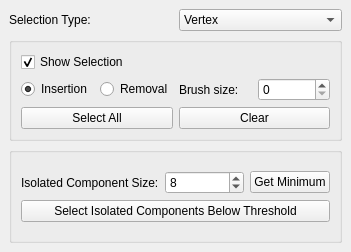
The window that Polyhedron/demo/Polyhedron/Selection_widget.ui (CGAL/cgal) describes before a commit, drawn with Qt 5.
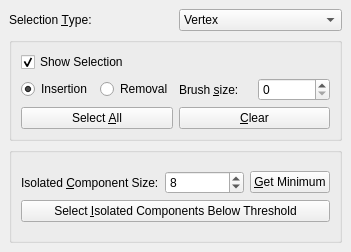
The same window after the commit.

Commit message: Add shortcuts in the dialog box

The edit to the form file:
```diff
--- a/Polyhedron/demo/Polyhedron/Selection_widget.ui
+++ b/Polyhedron/demo/Polyhedron/Selection_widget.ui
@@ -26,7 +26,10 @@
       <item>
        <widget class="QLabel" name="label_2">
         <property name="text">
-         <string>Selection Type:</string>
+         <string>Selection &amp;Type:</string>
+        </property>
+        <property name="buddy">
+         <cstring>Selection_type_combo_box</cstring>
         </property>
        </widget>
       </item>
@@ -94,7 +97,10 @@
                <item>
                 <widget class="QLabel" name="label">
                  <property name="text">
-                  <string>Brush size:</string>
+                  <string>Brush &amp;size:</string>
+                 </property>
+                 <property name="buddy">
+                  <cstring>Brush_size_spin_box</cstring>
                  </property>
                 </widget>
                </item>
@@ -112,14 +118,14 @@
            <item>
             <widget class="QPushButton" name="Select_all_button">
              <property name="text">
-              <string>Select All</string>
+              <string>Select &amp;All</string>
              </property>
             </widget>
            </item>
            <item>
             <widget class="QPushButton" name="Clear_button">
              <property name="text">
-              <string>Clear</string>
+              <string>&amp;Clear</string>
              </property>
             </widget>
            </item>
@@ -143,7 +149,10 @@
            <item>
             <widget class="QLabel" name="label_3">
              <property name="text">
-              <string>Isolated Component Size:</string>
+              <string>Isolated &amp;Component Size:</string>
+             </property>
+             <property name="buddy">
+              <cstring>Threshold_size_spin_box</cstring>
              </property>
             </widget>
            </item>
@@ -160,7 +169,7 @@
            <item>
             <widget class="QPushButton" name="Get_minimum_button">
              <property name="text">
-              <string>Get Minimum</string>
+              <string>&amp;Get Minimum</string>
              </property>
             </widget>
            </item>
@@ -169,7 +178,7 @@
          <item>
           <widget class="QPushButton" name="Select_isolated_components_button">
            <property name="text">
-            <string>Select Isolated Components Below Threshold</string>
+            <string>Select &amp;Isolated Components Below Threshold</string>
            </property>
           </widget>
          </item>
```
